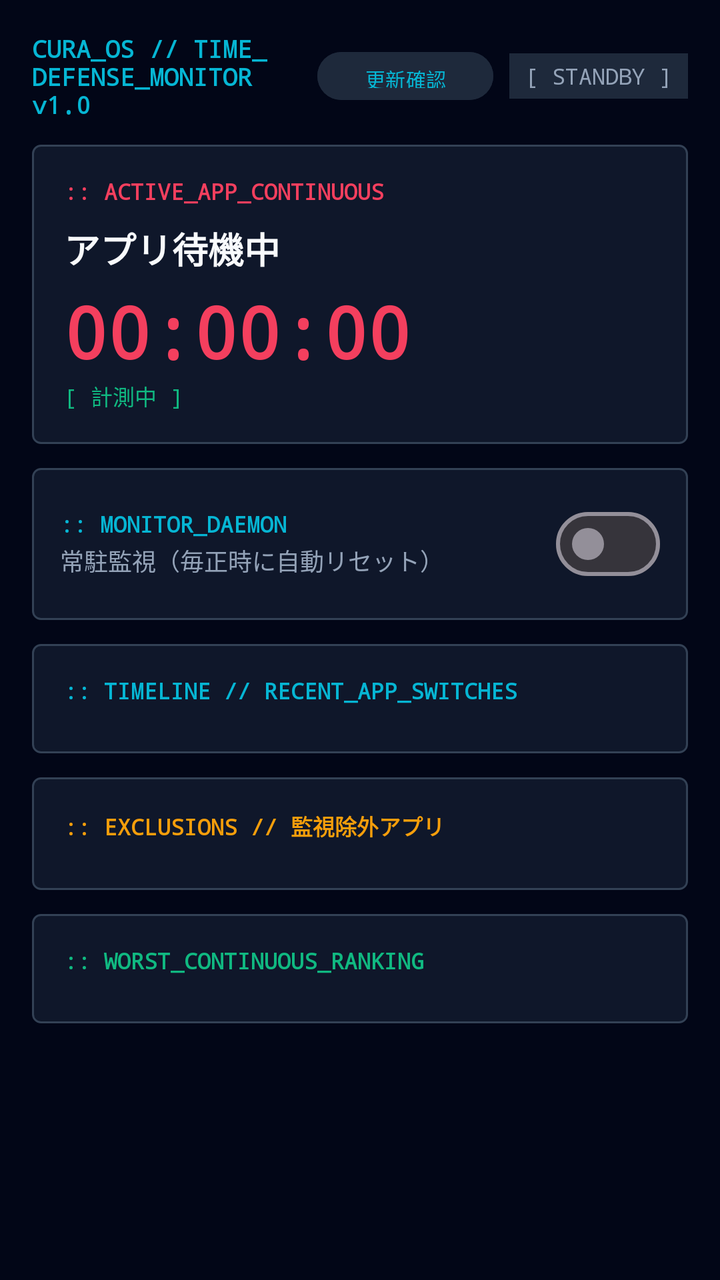
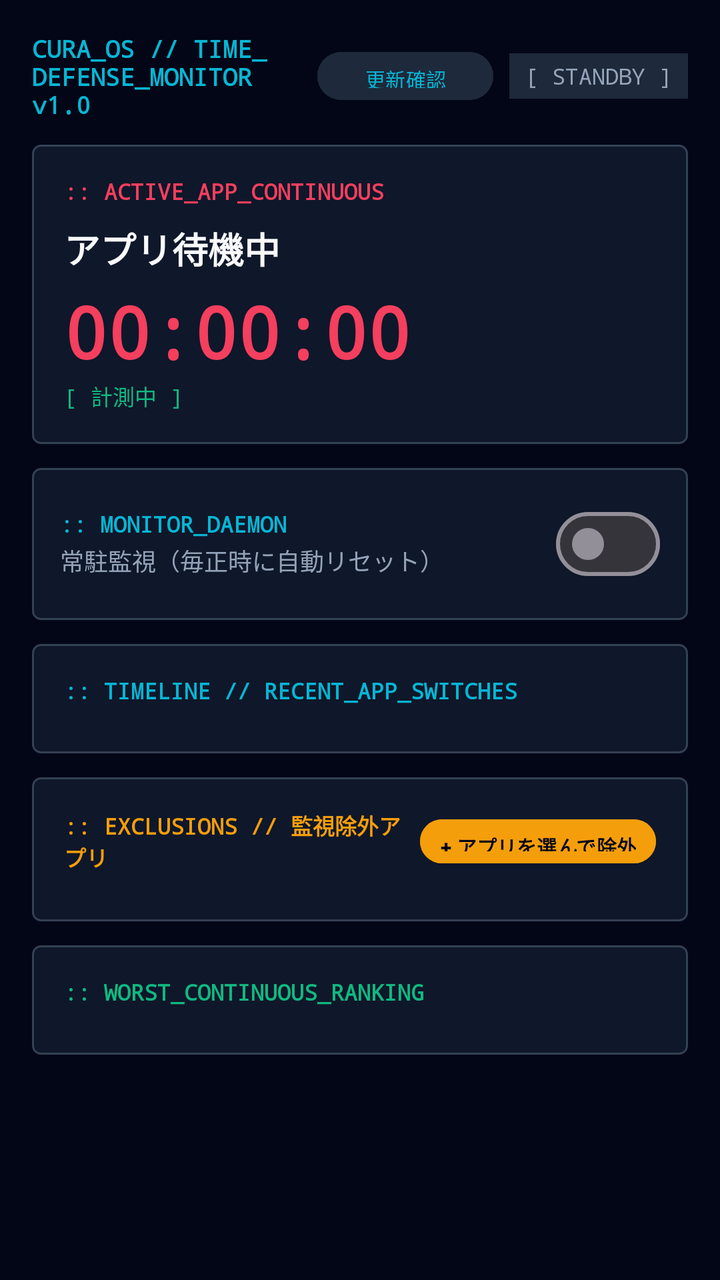

Two renders of the same Android screen: before a commit and after it. Below are the layout's source before the change and the commit's diff.
<!-- AndroidManifest.xml: application theme Theme.CuraSaveTime -->
<!-- res/layout/activity_main.xml -->
<?xml version="1.0" encoding="utf-8"?>
<LinearLayout xmlns:android="http://schemas.android.com/apk/res/android"
    xmlns:tools="http://schemas.android.com/tools"
    android:layout_width="match_parent"
    android:layout_height="match_parent"
    android:background="@color/bg_void"
    android:orientation="vertical"
    android:padding="16dp"
    tools:context=".MainActivity">

    
    <LinearLayout
        android:layout_width="match_parent"
        android:layout_height="wrap_content"
        android:layout_marginBottom="12dp"
        android:gravity="center_vertical"
        android:orientation="horizontal">

        <TextView
            android:layout_width="0dp"
            android:layout_height="wrap_content"
            android:layout_weight="1"
            android:fontFamily="monospace"
            android:text="@string/hud_header"
            android:textColor="@color/accent_cyan"
            android:textSize="12sp"
            android:textStyle="bold" />

        <Button
            android:id="@+id/btnCheckUpdate"
            android:layout_width="wrap_content"
            android:layout_height="32dp"
            android:layout_marginEnd="8dp"
            android:backgroundTint="@color/bg_surface"
            android:fontFamily="monospace"
            android:paddingHorizontal="10dp"
            android:text="更新確認"
            android:textColor="@color/accent_cyan"
            android:textSize="10sp" />

        <TextView
            android:id="@+id/tvStatusBadge"
            android:layout_width="wrap_content"
            android:layout_height="wrap_content"
            android:background="@color/bg_surface"
            android:fontFamily="monospace"
            android:paddingHorizontal="8dp"
            android:paddingVertical="4dp"
            android:text="[ STANDBY ]"
            android:textColor="@color/text_secondary"
            android:textSize="11sp" />
    </LinearLayout>

    <ScrollView
        android:layout_width="match_parent"
        android:layout_height="match_parent"
        android:fillViewport="true">

        <LinearLayout
            android:layout_width="match_parent"
            android:layout_height="wrap_content"
            android:orientation="vertical">

            
            <LinearLayout
                android:id="@+id/layoutPermissionBanner"
                android:layout_width="match_parent"
                android:layout_height="wrap_content"
                android:layout_marginBottom="12dp"
                android:background="@drawable/bg_tactical_card"
                android:orientation="vertical"
                android:padding="14dp"
                android:visibility="gone">

                <TextView
                    android:layout_width="wrap_content"
                    android:layout_height="wrap_content"
                    android:fontFamily="monospace"
                    android:text="@string/permission_required_title"
                    android:textColor="@color/accent_crimson"
                    android:textSize="12sp"
                    android:textStyle="bold" />

                <TextView
                    android:layout_width="match_parent"
                    android:layout_height="wrap_content"
                    android:layout_marginTop="4dp"
                    android:text="@string/permission_required_desc"
                    android:textColor="@color/text_secondary"
                    android:textSize="12sp" />

                <Button
                    android:id="@+id/btnGrantPermission"
                    android:layout_width="wrap_content"
                    android:layout_height="36dp"
                    android:layout_marginTop="8dp"
                    android:backgroundTint="@color/accent_crimson"
                    android:text="@string/grant_permission"
                    android:textColor="@color/text_primary"
                    android:textSize="12sp" />
            </LinearLayout>

            
            <LinearLayout
                android:id="@+id/layoutOverlayPermissionBanner"
                android:layout_width="match_parent"
                android:layout_height="wrap_content"
                android:layout_marginBottom="12dp"
                android:background="@drawable/bg_tactical_card"
                android:orientation="vertical"
                android:padding="14dp"
                android:visibility="gone">

                <TextView
                    android:layout_width="wrap_content"
                    android:layout_height="wrap_content"
                    android:fontFamily="monospace"
                    android:text=":: OVERLAY_PERMISSION_REQUIRED"
                    android:textColor="@color/accent_cyan"
                    android:textSize="12sp"
                    android:textStyle="bold" />

                <TextView
                    android:layout_width="match_parent"
                    android:layout_height="wrap_content"
                    android:layout_marginTop="4dp"
                    android:text="画面端から覗き込むCuraと吹き出しを表示するために「他のアプリの上に重ねて表示」権限を許可してください。"
                    android:textColor="@color/text_secondary"
                    android:textSize="12sp" />

                <Button
                    android:id="@+id/btnGrantOverlayPermission"
                    android:layout_width="wrap_content"
                    android:layout_height="36dp"
                    android:layout_marginTop="8dp"
                    android:backgroundTint="@color/accent_cyan"
                    android:text="重ねて表示を許可する"
                    android:textColor="@color/bg_void"
                    android:textSize="12sp" />
            </LinearLayout>

            
            <LinearLayout
                android:id="@+id/layoutAccessibilityBanner"
                android:layout_width="match_parent"
                android:layout_height="wrap_content"
                android:layout_marginBottom="12dp"
                android:background="@drawable/bg_tactical_card"
                android:orientation="vertical"
                android:padding="14dp"
                android:visibility="gone">

                <TextView
                    android:layout_width="wrap_content"
                    android:layout_height="wrap_content"
                    android:fontFamily="monospace"
                    android:text="@string/accessibility_required_title"
                    android:textColor="@color/accent_amber"
                    android:textSize="12sp"
                    android:textStyle="bold" />

                <TextView
                    android:layout_width="match_parent"
                    android:layout_height="wrap_content"
                    android:layout_marginTop="4dp"
                    android:text="@string/accessibility_required_desc"
                    android:textColor="@color/text_secondary"
                    android:textSize="12sp" />

                <Button
                    android:id="@+id/btnGrantAccessibility"
                    android:layout_width="wrap_content"
                    android:layout_height="36dp"
                    android:layout_marginTop="8dp"
                    android:backgroundTint="@color/accent_amber"
                    android:text="@string/grant_accessibility"
                    android:textColor="@color/bg_void"
                    android:textSize="12sp" />
            </LinearLayout>

            
            <LinearLayout
                android:layout_width="match_parent"
                android:layout_height="wrap_content"
                android:layout_marginBottom="12dp"
                android:background="@drawable/bg_tactical_card"
                android:orientation="vertical"
                android:padding="16dp">

                <LinearLayout
                    android:layout_width="match_parent"
                    android:layout_height="wrap_content"
                    android:gravity="center_vertical"
                    android:orientation="horizontal">

                    <TextView
                        android:layout_width="0dp"
                        android:layout_height="wrap_content"
                        android:layout_weight="1"
                        android:fontFamily="monospace"
                        android:text="@string/active_app_title"
                        android:textColor="@color/accent_crimson"
                        android:textSize="11sp"
                        android:textStyle="bold" />

                    <Button
                        android:id="@+id/btnExcludeCurrentApp"
                        android:layout_width="wrap_content"
                        android:layout_height="28dp"
                        android:backgroundTint="@color/bg_surface"
                        android:text="このアプリを除外"
                        android:textColor="@color/accent_crimson"
                        android:textSize="10sp"
                        android:visibility="gone" />
                </LinearLayout>

                <TextView
                    android:id="@+id/tvActiveAppName"
                    android:layout_width="wrap_content"
                    android:layout_height="wrap_content"
                    android:layout_marginTop="8dp"
                    android:text="@string/no_active_session"
                    android:textColor="@color/text_primary"
                    android:textSize="18sp"
                    android:textStyle="bold" />

                
                <TextView
                    android:id="@+id/tvContinuousTimer"
                    android:layout_width="wrap_content"
                    android:layout_height="wrap_content"
                    android:layout_marginTop="4dp"
                    android:fontFamily="monospace"
                    android:text="00:00:00"
                    android:textColor="@color/accent_crimson"
                    android:textSize="36sp"
                    android:textStyle="bold" />

                <TextView
                    android:id="@+id/tvBufferStatus"
                    android:layout_width="wrap_content"
                    android:layout_height="wrap_content"
                    android:fontFamily="monospace"
                    android:text="[ 計測中 ]"
                    android:textColor="@color/accent_lime"
                    android:textSize="11sp" />
            </LinearLayout>

            
            <LinearLayout
                android:layout_width="match_parent"
                android:layout_height="wrap_content"
                android:layout_marginBottom="12dp"
                android:background="@drawable/bg_tactical_card"
                android:gravity="center_vertical"
                android:orientation="horizontal"
                android:padding="14dp">

                <LinearLayout
                    android:layout_width="0dp"
                    android:layout_height="wrap_content"
                    android:layout_weight="1"
                    android:orientation="vertical">

                    <TextView
                        android:layout_width="wrap_content"
                        android:layout_height="wrap_content"
                        android:fontFamily="monospace"
                        android:text="@string/service_toggle_title"
                        android:textColor="@color/accent_cyan"
                        android:textSize="11sp"
                        android:textStyle="bold" />

                    <TextView
                        android:layout_width="wrap_content"
                        android:layout_height="wrap_content"
                        android:layout_marginTop="2dp"
                        android:text="常駐監視（毎正時に自動リセット）"
                        android:textColor="@color/text_secondary"
                        android:textSize="12sp" />
                </LinearLayout>

                <com.google.android.material.materialswitch.MaterialSwitch
                    android:id="@+id/switchMonitorDaemon"
                    android:layout_width="wrap_content"
                    android:layout_height="wrap_content" />
            </LinearLayout>

            
            <LinearLayout
                android:layout_width="match_parent"
                android:layout_height="wrap_content"
                android:layout_marginBottom="12dp"
                android:background="@drawable/bg_tactical_card"
                android:orientation="vertical"
                android:padding="16dp">

                <TextView
                    android:layout_width="wrap_content"
                    android:layout_height="wrap_content"
                    android:layout_marginBottom="8dp"
                    android:fontFamily="monospace"
                    android:text=":: TIMELINE // RECENT_APP_SWITCHES"
                    android:textColor="@color/accent_cyan"
                    android:textSize="11sp"
                    android:textStyle="bold" />

                <LinearLayout
                    android:id="@+id/layoutTimelineList"
                    android:layout_width="match_parent"
                    android:layout_height="wrap_content"
                    android:orientation="vertical" />
            </LinearLayout>

            
            <LinearLayout
                android:layout_width="match_parent"
                android:layout_height="wrap_content"
                android:layout_marginBottom="12dp"
                android:background="@drawable/bg_tactical_card"
                android:orientation="vertical"
                android:padding="16dp">

                <TextView
                    android:layout_width="wrap_content"
                    android:layout_height="wrap_content"
                    android:layout_marginBottom="8dp"
                    android:fontFamily="monospace"
                    android:text=":: EXCLUSIONS // 監視除外アプリ"
                    android:textColor="@color/accent_amber"
                    android:textSize="11sp"
                    android:textStyle="bold" />

                <LinearLayout
                    android:id="@+id/layoutExclusionsList"
                    android:layout_width="match_parent"
                    android:layout_height="wrap_content"
                    android:orientation="vertical" />
            </LinearLayout>

            
            <LinearLayout
                android:layout_width="match_parent"
                android:layout_height="wrap_content"
                android:layout_marginBottom="16dp"
                android:background="@drawable/bg_tactical_card"
                android:orientation="vertical"
                android:padding="16dp">

                <TextView
                    android:layout_width="wrap_content"
                    android:layout_height="wrap_content"
                    android:layout_marginBottom="8dp"
                    android:fontFamily="monospace"
                    android:text="@string/worst_ranking_title"
                    android:textColor="@color/accent_lime"
                    android:textSize="11sp"
                    android:textStyle="bold" />

                <LinearLayout
                    android:id="@+id/layoutRankingList"
                    android:layout_width="match_parent"
                    android:layout_height="wrap_content"
                    android:orientation="vertical" />
            </LinearLayout>

        </LinearLayout>
    </ScrollView>

</LinearLayout>
<!-- resources referenced by this layout -->
<resources>
  <color name="accent_amber">#F59E0B</color>
  <color name="accent_crimson">#F43F5E</color>
  <color name="accent_cyan">#06B6D4</color>
  <color name="accent_lime">#10B981</color>
  <color name="bg_surface">#1E293B</color>
  <color name="bg_void">#020617</color>
  <color name="text_primary">#F8FAFC</color>
  <color name="text_secondary">#94A3B8</color>
  <!-- drawable bg_tactical_card (drawable) -->
  <?xml version="1.0" encoding="utf-8"?>
  <shape xmlns:android="http://schemas.android.com/apk/res/android"
      android:shape="rectangle">
      <solid android:color="@color/bg_panel" />
      <stroke
          android:width="1dp"
          android:color="@color/border_frame" />
      <corners android:radius="4dp" />
  </shape>
  <string name="accessibility_required_desc">アプリの起動・切り替えを即座に認識するため、「ユーザー補助」をONにしてください。</string>
  <string name="accessibility_required_title">:: ACCESSIBILITY_REQUIRED</string>
  <string name="active_app_title">:: ACTIVE_APP_CONTINUOUS</string>
  <string name="grant_accessibility">ユーザー補助を設定する</string>
  <string name="grant_permission">権限を許可する</string>
  <string name="hud_header">CURA_OS // TIME_DEFENSE_MONITOR v1.0</string>
  <string name="no_active_session">アプリ待機中</string>
  <string name="permission_required_desc">連続使用時間を正確に計測するため、「使用状況へのアクセス」権限が必要です。</string>
  <string name="permission_required_title">:: USAGE_ACCESS_REQUIRED</string>
  <string name="service_toggle_title">:: MONITOR_DAEMON</string>
  <string name="worst_ranking_title">:: WORST_CONTINUOUS_RANKING</string>
  <style name="Theme.CuraSaveTime" parent="Theme.Material3.Dark.NoActionBar">
          <item name="android:statusBarColor">@color/bg_void</item>
          <item name="android:navigationBarColor">@color/bg_void</item>
          <item name="android:windowBackground">@color/bg_void</item>
          <item name="colorPrimary">@color/accent_crimson</item>
          <item name="colorSecondary">@color/accent_cyan</item>
      </style>
  <color name="bg_panel">#0F172A</color>
  <color name="border_frame">#334155</color>
</resources>

<!-- the commit's change to res/layout/activity_main.xml (unified diff, before → after) -->
@@ -321,15 +321,34 @@
                 android:orientation="vertical"
                 android:padding="16dp">
 
-                <TextView
-                    android:layout_width="wrap_content"
+                <LinearLayout
+                    android:layout_width="match_parent"
                     android:layout_height="wrap_content"
                     android:layout_marginBottom="8dp"
-                    android:fontFamily="monospace"
-                    android:text=":: EXCLUSIONS // 監視除外アプリ"
-                    android:textColor="@color/accent_amber"
-                    android:textSize="11sp"
-                    android:textStyle="bold" />
+                    android:gravity="center_vertical"
+                    android:orientation="horizontal">
+
+                    <TextView
+                        android:layout_width="0dp"
+                        android:layout_height="wrap_content"
+                        android:layout_weight="1"
+                        android:fontFamily="monospace"
+                        android:text=":: EXCLUSIONS // 監視除外アプリ"
+                        android:textColor="@color/accent_amber"
+                        android:textSize="11sp"
+                        android:textStyle="bold" />
+
+                    <Button
+                        android:id="@+id/btnAddExclusion"
+                        android:layout_width="wrap_content"
+                        android:layout_height="30dp"
+                        android:backgroundTint="@color/accent_amber"
+                        android:paddingHorizontal="10dp"
+                        android:text="+ アプリを選んで除外"
+                        android:textColor="@color/bg_void"
+                        android:textSize="10sp"
+                        android:textStyle="bold" />
+                </LinearLayout>
 
                 <LinearLayout
                     android:id="@+id/layoutExclusionsList"
